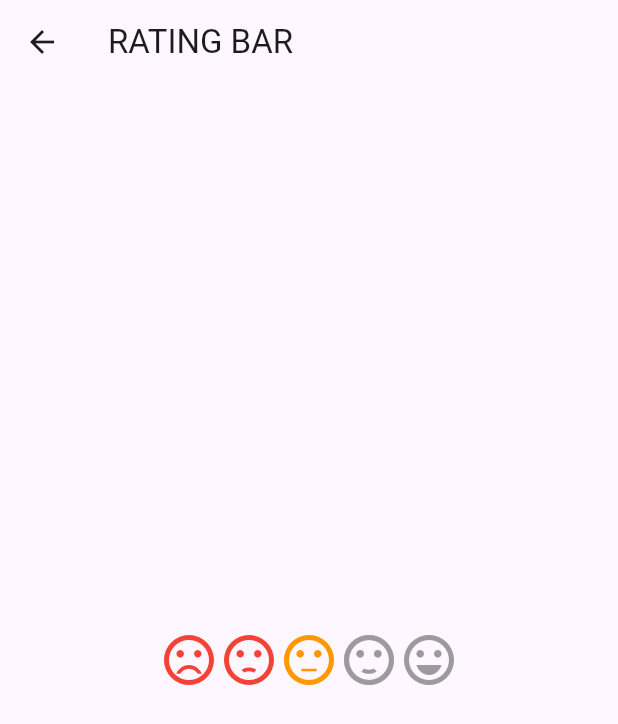
After one commit to Isradeveloper/clase_flutter_13marzo, a Flutter app: the Rating screen opened by its route, on a phone screen of 412 x 824 dp. The commit adds this screen. Shown: the top 724 px of the screen. Run offline on Flutter 3.47's test engine with Material 3 defaults, Android fonts, the phone set to English and light mode, and no system bars; drawn by our look-alikes of flutter_rating_bar.

Commit message:
Clase 17 de abril

```diff
--- a/lib/main.dart
+++ b/lib/main.dart
@@ -1,7 +1,10 @@
 import 'package:flutter/material.dart';
+import 'package:trece_marzo/widgets/Diseno4.dart';
 import 'package:trece_marzo/widgets/DisenoUno.dart';
 import 'package:trece_marzo/widgets/EjCheck.dart';
+import 'package:trece_marzo/widgets/Pestanas.dart';
 import 'package:trece_marzo/widgets/RadioButton.dart';
+import 'package:trece_marzo/widgets/Rating.dart';
 import 'package:trece_marzo/widgets/botonFlotante.dart';
 import 'package:trece_marzo/widgets/dialogoAlerta.dart';
 import 'package:trece_marzo/widgets/principal.dart';
@@ -35,6 +38,9 @@ class MyApp extends StatelessWidget {
         '/wCajasTexto': ((context) => const wCajasTexto()),
         '/dialog': ((context) => const dialogoAlerta()),
         '/diseno1': ((context) => const DisenoUno()),
+        '/pestana': ((context) => const Pestanas()),
+        '/rating': ((context) => const Rating()),
+        '/diseno4': ((context) => const DisenoCuatro()),
 
       },
       theme: ThemeData(
--- /dev/null
+++ b/lib/widgets/Rating.dart
@@ -0,0 +1,61 @@
+import 'package:flutter/material.dart';
+import 'package:flutter_rating_bar/flutter_rating_bar.dart';
+
+class Rating extends StatefulWidget {
+  const Rating({super.key});
+
+  @override
+  State<Rating> createState() => _RatingState();
+}
+
+class _RatingState extends State<Rating> {
+  @override
+  Widget build(BuildContext context) {
+    return Scaffold(
+        appBar: AppBar(title: const Text('RATING BAR')),
+        body: Center(
+          child: RatingBar.builder(
+            initialRating: 3,
+            itemCount: 5,
+            itemBuilder: (context, index) {
+              switch (index) {
+                case 0:
+                  return const Icon(
+                    Icons.sentiment_very_dissatisfied,
+                    color: Colors.red,
+                  );
+                case 1:
+                  return const Icon(
+                    Icons.sentiment_dissatisfied,
+                    color: Colors.red,
+                  );
+                case 2:
+                  return const Icon(
+                    Icons.sentiment_neutral,
+                    color: Colors.orange,
+                  );
+                case 3:
+                  return const Icon(
+                    Icons.sentiment_satisfied,
+                    color: Colors.lightGreen,
+                  );
+                case 4:
+                  return const Icon(
+                    Icons.sentiment_very_satisfied,
+                    color: Colors.green,
+                  );
+
+                default:
+                  return const Icon(
+                    Icons.sentiment_very_satisfied,
+                    color: Colors.green,
+                  );
+              }
+            },
+            onRatingUpdate: (rating) {
+              print(rating);
+            },
+          ),
+        ));
+  }
+}
--- a/pubspec.yaml
+++ b/pubspec.yaml
@@ -28,6 +28,7 @@ environment:
 # the latest version available on pub.dev. To see which dependencies have newer
 # versions available, run `flutter pub outdated`.
 dependencies:
+  flutter_rating_bar: ^4.0.1
   flutter:
     sdk: flutter
 
```
Also changed, not shown: lib/widgets/Diseno4.dart (added, +72 -0 lines), lib/widgets/Pestanas.dart (added, +43 -0 lines), lib/widgets/principal.dart (+15 -0 lines), pubspec.lock.
